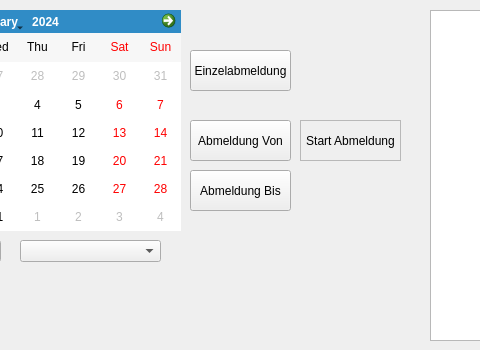
Qt form Availability_Window.ui (JonasHendrikWeiss/MD_Plan) before a commit; both pictures show x 160 to 640 and y 0 to 350 of the 901 by 550 pixel window.
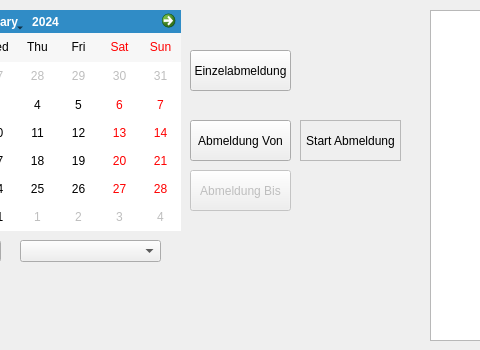
The same form after that commit.

Commit message: make the end_date button unavailable if no ChurchServer is selected, or a selection would not make sense

What changed in the file:
```diff
--- a/Availability_Window.ui
+++ b/Availability_Window.ui
@@ -80,6 +80,9 @@
     </property>
    </widget>
    <widget class="QPushButton" name="push_button_end_day">
+    <property name="enabled">
+     <bool>false</bool>
+    </property>
     <property name="geometry">
      <rect>
       <x>350</x>
```
Left out of the diff: 3 changed lines with no effect on the pictures. The commit also changes 3 other files.
